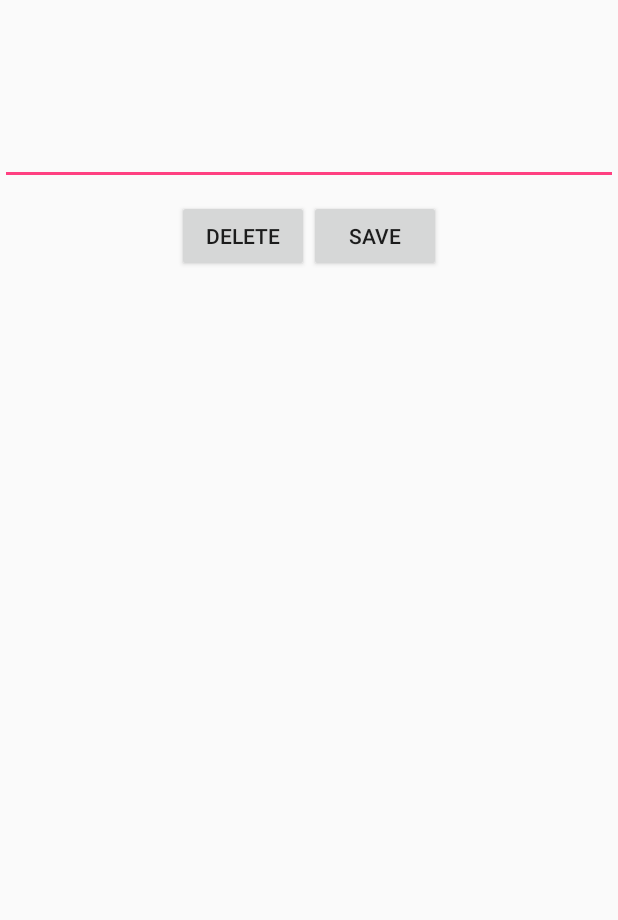
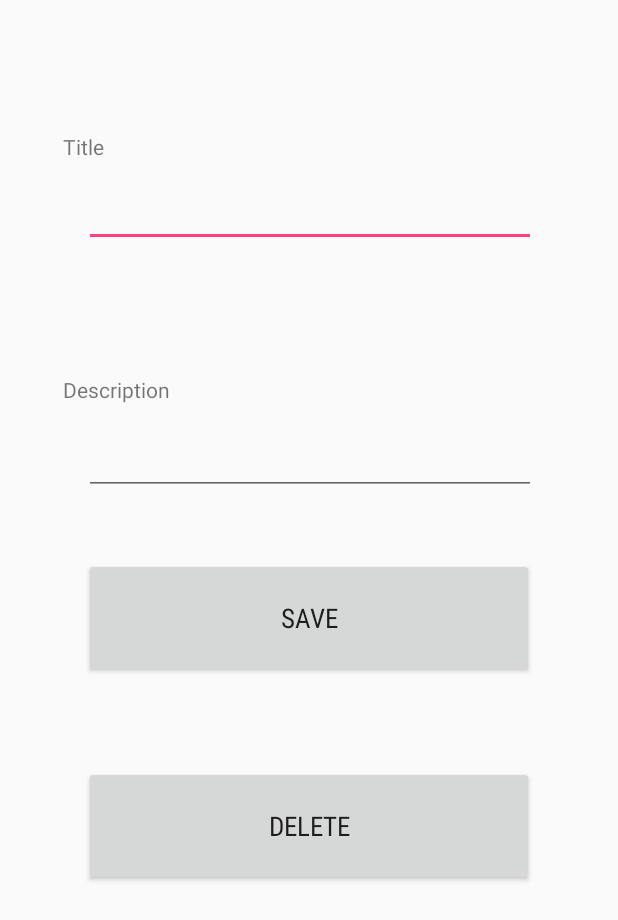
Before and after one commit to InbalNahum/Android, an Android app: the layout edit_data_layout.xml on its own in the app's theme, with its tools: preview values and no code run, on a phone screen of 412 x 824 dp. Shown: the top 920 px of the screen. Run offline under Robolectric (Android 15) with nearby library versions, the phone set to English and light mode, and no system bars.

Commit message:
Inbal
edit the edit_data_layout.xml

```diff
--- a/HW4/app/src/main/java/com/example/inahum/theshawshankredemption/EditDataActivity.java
+++ b/HW4/app/src/main/java/com/example/inahum/theshawshankredemption/EditDataActivity.java
@@ -19,7 +19,7 @@ public class EditDataActivity extends AppCompatActivity {
     private static final String TAG = "EditDataActivity";
 
     private Button btnSave, btnDelete;
-    private EditText editable_item;
+    private EditText editTitle, editDescription;
     private int selectId;
     private String selectTitle;
     private String selectDescription;
@@ -31,7 +31,8 @@ public class EditDataActivity extends AppCompatActivity {
         setContentView(R.layout.edit_data_layout);
         btnSave = findViewById(R.id.btnSave);
         btnDelete = findViewById(R.id.btnDelete);
-        editable_item = findViewById(R.id.editable_item);
+        editTitle = findViewById(R.id.editTitle);
+        editDescription = findViewById(R.id.editDescription);
         mDataBaseHelper = new DataBaseHelper(this);
 
         //get the intent extra from EditScreen
@@ -39,18 +40,17 @@ public class EditDataActivity extends AppCompatActivity {
         selectId = receiveIntent.getIntExtra("id", -1);
         selectTitle = receiveIntent.getStringExtra("title");
         selectDescription = receiveIntent.getStringExtra("description");
-        //set the text to show thr current selected item
-        editable_item.setText(selectTitle + ", " + selectDescription);
+        //set the text to show the current selected item
+        editTitle.setText(selectTitle);
+        editDescription.setText(selectDescription);
 
         btnSave.setOnClickListener(new OnClickListener() {
             @Override
             public void onClick(View view) {
-                String item = editable_item.getText().toString();
-                String[] parts = item.split(",");
-                String title = parts[0];
-                String description = parts[1];
+                String title = editTitle.getText().toString();
+                String description = editDescription.getText().toString();
 
-                if (!item.equals("") && title.length() != 0 && description.length() != 0) {
+                if (title.length() != 0 && description.length() != 0) {
                     mDataBaseHelper.updateNote(selectId, title, selectTitle, description, selectDescription);
                     Intent editScreenIntent = new Intent(EditDataActivity.this, EditScreen.class);
                     startActivity(editScreenIntent);
@@ -67,7 +67,8 @@ public class EditDataActivity extends AppCompatActivity {
             public void onClick(View view) {
 
                 mDataBaseHelper.deleteNote(selectId, selectTitle);
-                editable_item.setText("");
+                editTitle.setText("");
+                editDescription.setText("");
                 Intent editScreenIntent = new Intent(EditDataActivity.this, EditScreen.class);
                 startActivity(editScreenIntent);
                 toastMessage("Remove from dataBase");
--- a/HW4/app/src/main/res/layout/edit_data_layout.xml
+++ b/HW4/app/src/main/res/layout/edit_data_layout.xml
@@ -1,40 +1,86 @@
 <?xml version="1.0" encoding="utf-8"?>
-<RelativeLayout xmlns:android="http://schemas.android.com/apk/res/android"
+<android.support.constraint.ConstraintLayout  xmlns:android="http://schemas.android.com/apk/res/android"
+    xmlns:tools="http://schemas.android.com/tools"
+    xmlns:app="http://schemas.android.com/apk/res-auto"
     android:layout_width="match_parent"
     android:layout_height="match_parent"
-    android:orientation="vertical">
+    tools:layout_editor_absoluteY="81dp"
+    tools:layout_editor_absoluteX="0dp">
+
+    <Button
+        android:id="@+id/btnSave"
+        android:layout_width="300dp"
+        android:layout_height="80dp"
+        android:fontFamily="sans-serif-condensed"
+        android:text="SAVE"
+        android:textColor="?android:attr/textColorPrimary"
+        android:textSize="18sp"
+        app:layout_constraintBottom_toBottomOf="parent"
+        app:layout_constraintLeft_toLeftOf="parent"
+        app:layout_constraintRight_toRightOf="parent"
+        app:layout_constraintTop_toTopOf="parent" />
+
+    <TextView
+        android:id="@+id/textTitle"
+        android:layout_width="wrap_content"
+        android:layout_height="wrap_content"
+        android:text="Title"
+        app:layout_constraintBottom_toBottomOf="parent"
+        app:layout_constraintLeft_toLeftOf="parent"
+        app:layout_constraintTop_toTopOf="parent"
+        app:layout_constraintVertical_bias="0.109"
+        android:layout_marginBottom="0dp"
+        android:layout_marginLeft="42dp" />
+
+    <TextView
+        android:id="@+id/textDescription"
+        android:layout_width="wrap_content"
+        android:layout_height="wrap_content"
+        android:text="Description"
+        app:layout_constraintBottom_toBottomOf="parent"
+        app:layout_constraintLeft_toLeftOf="parent"
+        app:layout_constraintTop_toTopOf="parent"
+        app:layout_constraintVertical_bias="0.311"
+        android:layout_marginLeft="42dp" />
+
+    <Button
+        android:id="@+id/btnDelete"
+        android:layout_width="300dp"
+        android:layout_height="80dp"
+        android:fontFamily="sans-serif-condensed"
+        android:text="DELETE"
+        android:textColor="?android:attr/textColorPrimary"
+        android:textSize="18sp"
+        app:layout_constraintRight_toRightOf="parent"
+        app:layout_constraintLeft_toLeftOf="parent"
+        app:layout_constraintBottom_toBottomOf="parent"
+        app:layout_constraintTop_toTopOf="parent"
+        app:layout_constraintVertical_bias="0.686" />
 
     <EditText
-        android:textAlignment="center"
-        android:layout_width="match_parent"
-        android:layout_height="wrap_content"
-        android:id="@+id/editable_item"
-        android:layout_alignParentTop="true"
-        android:layout_centerHorizontal="true"
-        android:layout_marginTop="78dp"
+        android:id="@+id/editTitle"
+        android:layout_width="301dp"
+        android:layout_height="45dp"
         android:ems="10"
         android:inputType="textPersonName"
-        />
+        app:layout_constraintBottom_toBottomOf="parent"
+        app:layout_constraintHorizontal_bias="0.506"
+        app:layout_constraintLeft_toLeftOf="parent"
+        app:layout_constraintRight_toRightOf="parent"
+        app:layout_constraintTop_toTopOf="parent"
+        app:layout_constraintVertical_bias="0.153" />
 
-    <LinearLayout
-        android:layout_width="wrap_content"
-        android:layout_height="wrap_content"
-        android:layout_below="@+id/editable_item"
-        android:layout_centerHorizontal="true"
-        android:weightSum="100">
+    <EditText
+        android:id="@+id/editDescription"
+        android:layout_width="301dp"
+        android:layout_height="45dp"
+        android:ems="10"
+        android:inputType="textPersonName"
+        app:layout_constraintBottom_toBottomOf="parent"
+        app:layout_constraintHorizontal_bias="0.506"
+        app:layout_constraintLeft_toLeftOf="parent"
+        app:layout_constraintRight_toRightOf="parent"
+        app:layout_constraintTop_toTopOf="parent"
+        app:layout_constraintVertical_bias="0.366" />
 
-        <Button
-            android:id="@+id/btnDelete"
-            android:layout_width="wrap_content"
-            android:layout_height="wrap_content"
-            android:layout_marginTop="10dp"
-            android:text="DELETE" />
-
-        <Button
-            android:id="@+id/btnSave"
-            android:layout_width="wrap_content"
-            android:layout_height="wrap_content"
-            android:layout_marginTop="10dp"
-            android:text="SAVE" />
-    </LinearLayout>
-</RelativeLayout>
+</android.support.constraint.ConstraintLayout >
```
